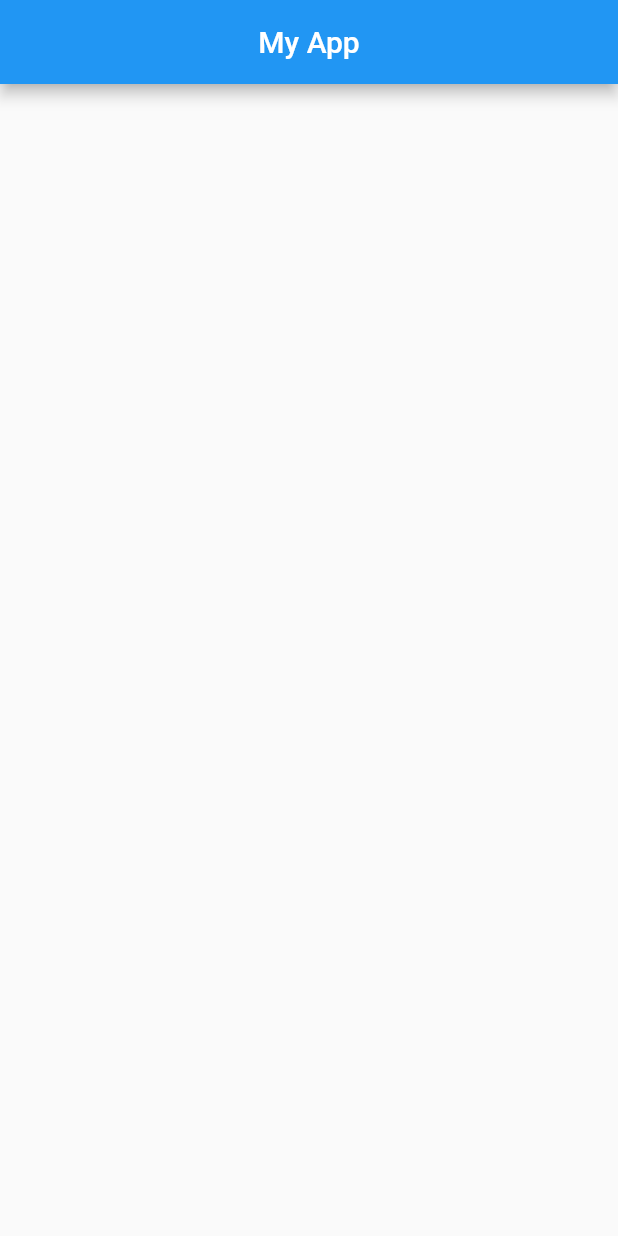
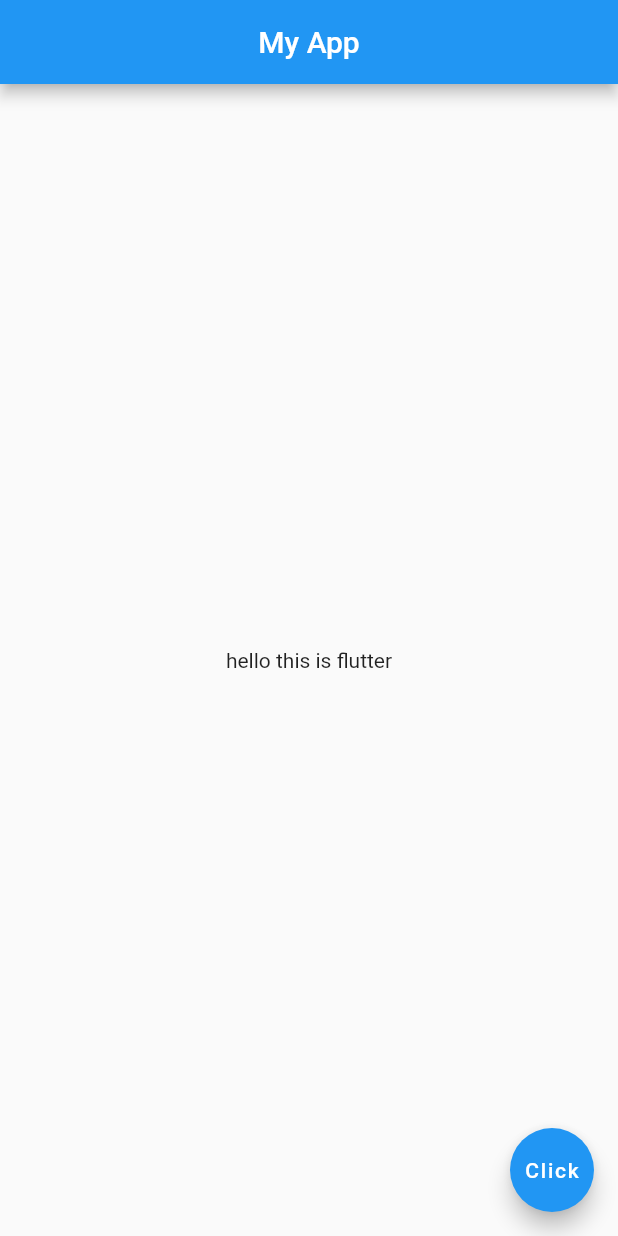
Before and after one commit to kiptanuiBoaz/flutter-test-app, a Flutter app: the screen it shows after launch, on a phone screen of 412 x 824 dp. Run offline on Flutter 3.47's test engine with Material 2 defaults, Android fonts, the phone set to English and light mode, and no system bars; statements that could not run were skipped.

Commit message:
floatinga action button

```diff
--- a/lib/main.dart
+++ b/lib/main.dart
@@ -6,5 +6,12 @@ void main() => runApp(MaterialApp(
           title: const Text("My App"),
           centerTitle: true,
         ),
+        body: const Center(
+          child: Text("hello this is flutter"),
+        ),
+        floatingActionButton: const FloatingActionButton(
+          onPressed: (),
+          child: Text("Click"),
+        ),
       ),
     ));
```
